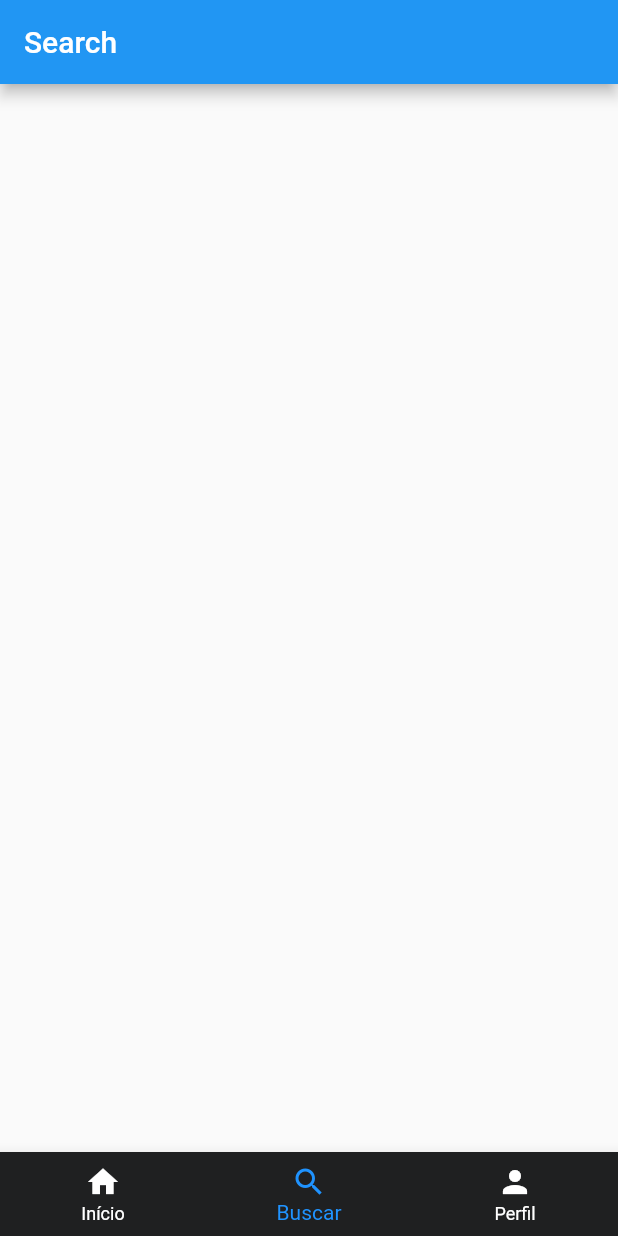
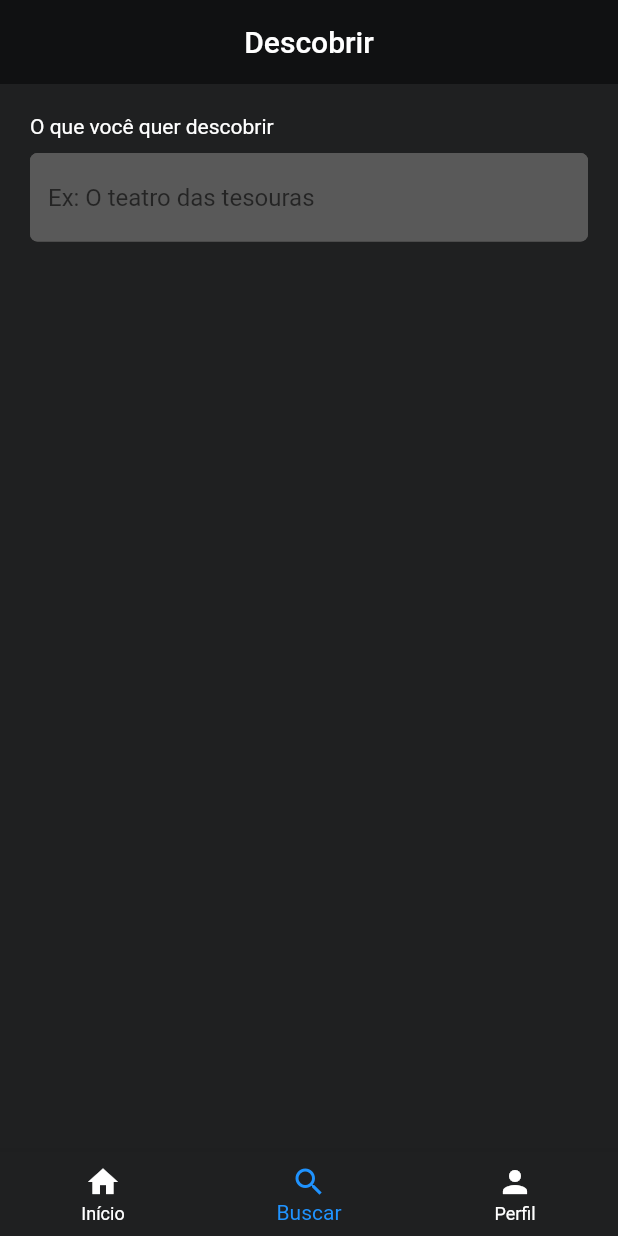
Before and after one commit to muriloe/brasil_paralelo, a Flutter app: the screen it shows after launch, swiped to page 2, on a phone screen of 412 x 824 dp. Run offline on Flutter 3.47's test engine with Material 2 defaults, Android fonts, the phone set to English and light mode, and no system bars; our stand-ins replace carousel_slider, dio, flutter_mobx, flutter_modular, mobx, modal_bottom_sheet and 1 more; generated files the repository leaves out were written again.

Commit message:
search page

```diff
--- a/lib/app/modules/start/pages/search/search_page.dart
+++ b/lib/app/modules/start/pages/search/search_page.dart
@@ -1,3 +1,4 @@
+import 'package:brasil_paralelo/app/shared/theme.dart';
 import 'package:flutter/material.dart';
 import 'package:flutter_modular/flutter_modular.dart';
 import 'search_controller.dart';
@@ -16,11 +17,51 @@ class _SearchPageState extends ModularState<SearchPage, SearchController> {
   @override
   Widget build(BuildContext context) {
     return Scaffold(
+      backgroundColor: BPTheme.primary,
       appBar: AppBar(
-        title: Text(widget.title),
+        shadowColor: Colors.transparent,
+        backgroundColor: BPTheme.main_gray,
+        centerTitle: true,
+        title: Text('Descobrir'),
       ),
       body: Column(
-        children: <Widget>[],
+        children: <Widget>[
+          Padding(padding: EdgeInsets.fromLTRB(0, 20, 0, 0)),
+          Row(
+            children: [
+              Padding(padding: EdgeInsets.fromLTRB(20, 0, 0, 0)),
+              Text('O que você quer descobrir', style: TextStyle(color: Colors.white)),
+            ],
+          ),
+          inputCurrency(context)
+        ],
+      ),
+    );
+  }
+
+  inputCurrency(context) {
+    return Container(
+      child: Padding(
+        padding: const EdgeInsets.fromLTRB(20, 10, 20, 0),
+        child: TextField(
+          minLines: 1,
+          maxLines: 1,
+          autocorrect: true,
+          decoration: InputDecoration(
+            hintText: 'Ex: O teatro das tesouras',
+            filled: true,
+            hoverColor: Colors.white,
+            fillColor: BPTheme.input,
+            enabledBorder: OutlineInputBorder(
+              borderRadius: BorderRadius.all(Radius.circular(5.0)),
+              borderSide: BorderSide(color: BPTheme.input),
+            ),
+            focusedBorder: OutlineInputBorder(
+              borderRadius: BorderRadius.all(Radius.circular(5.0)),
+              borderSide: BorderSide(color: BPTheme.input),
+            ),
+          ),
+        ),
       ),
     );
   }
--- a/lib/app/shared/theme.dart
+++ b/lib/app/shared/theme.dart
@@ -9,4 +9,5 @@ abstract class BPTheme {
   static const Color mecenas = Color(0xFFD9F489);
   static const Color patriota = Color(0xFFEF303B);
   static const Color modal = Color(0xFF272727);
+  static const Color input = Color(0xFF595959);
 }
```
